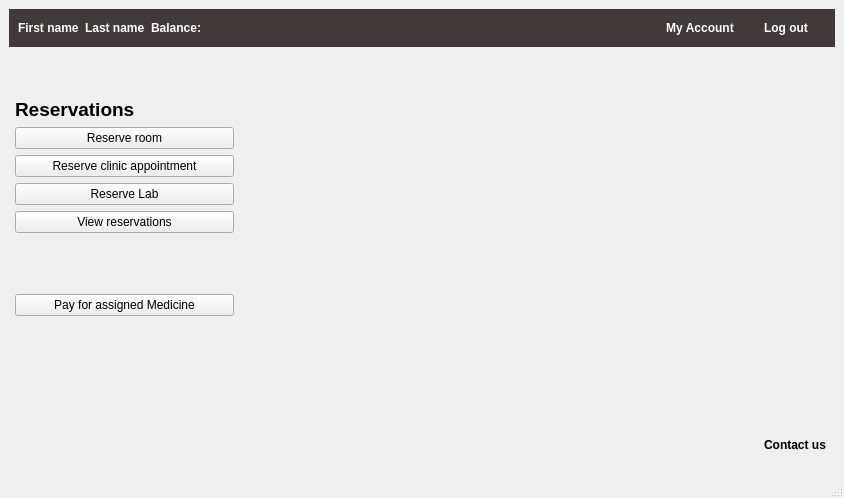
ZeinNoureddin/SalamtakProject, file SalamtakProjCS2-9dc28a035728999ba67ea39cbed1fc082d830897/Salamtak Qt files/homepage.ui: the form before one commit.
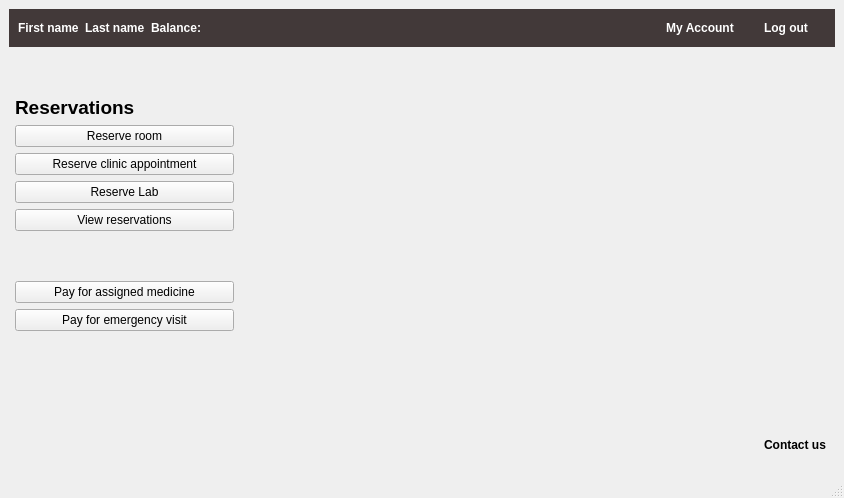
The form after the commit.

Commit message: added the other payment windows and created one for emergency and did its ui and implementation

```diff
--- a/SalamtakProjCS2-9dc28a035728999ba67ea39cbed1fc082d830897/Salamtak Qt files/homepage.ui
+++ b/SalamtakProjCS2-9dc28a035728999ba67ea39cbed1fc082d830897/Salamtak Qt files/homepage.ui
@@ -358,11 +358,22 @@
      </layout>
     </item>
     <item row="6" column="1" colspan="2">
-     <widget class="QPushButton" name="PayforAssignedMedButton">
-      <property name="text">
-       <string>Pay for assigned Medicine</string>
-      </property>
-     </widget>
+     <layout class="QVBoxLayout" name="verticalLayout">
+      <item>
+       <widget class="QPushButton" name="PayforAssignedMedButton">
+        <property name="text">
+         <string>Pay for assigned medicine</string>
+        </property>
+       </widget>
+      </item>
+      <item>
+       <widget class="QPushButton" name="payForEmergencyButton">
+        <property name="text">
+         <string>Pay for emergency visit</string>
+        </property>
+       </widget>
+      </item>
+     </layout>
     </item>
    </layout>
   </widget>
```
Left out of the diff: 360 changed lines with no effect on the pictures. The commit also changes 16 other files.
